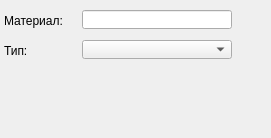
This is src/View/uiComponents/qt_derived/Widgets/CrownWidget.ui in thefinalcutbg/DinoDent as Qt 5 draws it before an edit. The edited form follows.
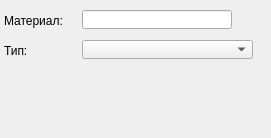
This is the edited form. Custom widgets are drawn as their Qt base class.

Patch:
```diff
--- a/src/View/uiComponents/qt_derived/Widgets/CrownWidget.ui
+++ b/src/View/uiComponents/qt_derived/Widgets/CrownWidget.ui
@@ -112,7 +112,7 @@
     <rect>
      <x>82</x>
      <y>40</y>
-     <width>150</width>
+     <width>171</width>
      <height>19</height>
     </rect>
    </property>
```
